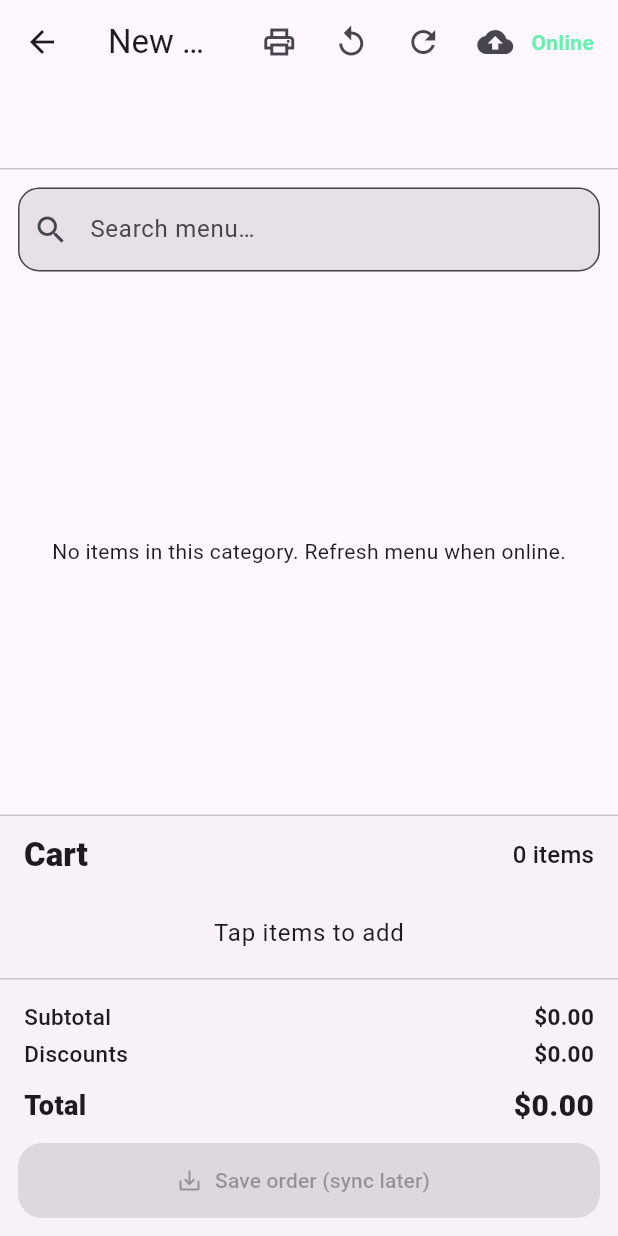
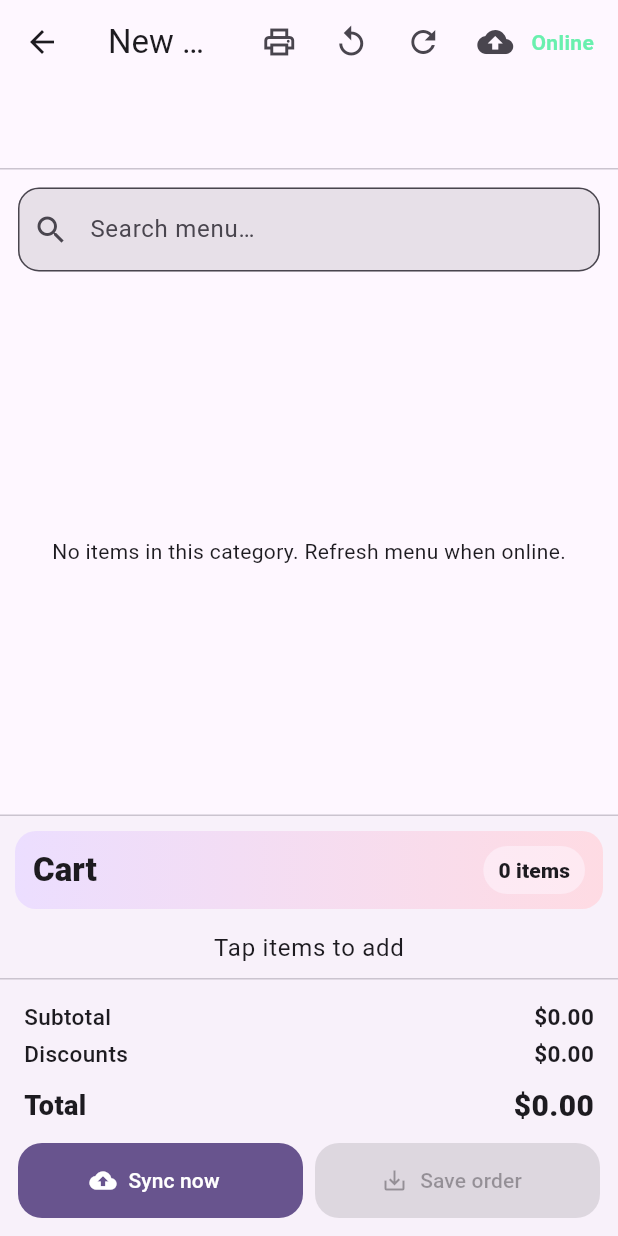
Before and after one commit to shady842/PosTrend, a Flutter app: the OrdersScreen screen opened directly, on a phone screen of 412 x 824 dp. Run offline on Flutter 3.47's test engine with Material 3 defaults, Android fonts, the phone set to English and light mode, and no system bars; our stand-ins replace connectivity_plus, shared_preferences, socket_io_client, sqflite; missing offline and left inert: esc_pos_utils_plus; accounts and stored records are empty.

Commit message:
feat(pos): polish tables and order cart visual hierarchy
Made-with: Cursor

```diff
--- a/apps/pos_flutter/lib/presentation/screens/orders_screen.dart
+++ b/apps/pos_flutter/lib/presentation/screens/orders_screen.dart
@@ -615,20 +615,39 @@ class _OrdersScreenState extends State<OrdersScreen> {
       child: Column(
         crossAxisAlignment: CrossAxisAlignment.stretch,
         children: [
-          Padding(
-            padding: const EdgeInsets.fromLTRB(16, 12, 16, 8),
+          Container(
+            margin: const EdgeInsets.fromLTRB(10, 10, 10, 6),
+            padding: const EdgeInsets.fromLTRB(12, 10, 12, 10),
+            decoration: BoxDecoration(
+              borderRadius: BorderRadius.circular(14),
+              gradient: LinearGradient(
+                colors: [
+                  scheme.primaryContainer.withValues(alpha: 0.95),
+                  scheme.tertiaryContainer.withValues(alpha: 0.9),
+                ],
+              ),
+            ),
             child: Row(
               children: [
                 Text(
                   'Cart',
                   style: Theme.of(context).textTheme.titleLarge?.copyWith(
+                        fontWeight: FontWeight.w900,
+                      ),
+                ),
+                const Spacer(),
+                Container(
+                  padding: const EdgeInsets.symmetric(horizontal: 10, vertical: 6),
+                  decoration: BoxDecoration(
+                    color: scheme.surface.withValues(alpha: 0.5),
+                    borderRadius: BorderRadius.circular(30),
+                  ),
+                  child: Text(
+                    '${_lines.length} ${_lines.length == 1 ? 'item' : 'items'}',
+                    style: Theme.of(context).textTheme.titleSmall?.copyWith(
                           fontWeight: FontWeight.w800,
                         ),
                   ),
-                const Spacer(),
-                Text(
-                  '${_lines.length} ${_lines.length == 1 ? 'item' : 'items'}',
-                  style: Theme.of(context).textTheme.titleMedium,
                 ),
               ],
             ),
@@ -684,6 +703,9 @@ class _OrdersScreenState extends State<OrdersScreen> {
           ),
           Padding(
             padding: const EdgeInsets.fromLTRB(12, 0, 12, 12),
+            child: Row(
+              children: [
+                Expanded(
                   child: FilledButton.icon(
                     style: FilledButton.styleFrom(
                       minimumSize: const Size.fromHeight(54),
@@ -691,9 +713,27 @@ class _OrdersScreenState extends State<OrdersScreen> {
                         borderRadius: BorderRadius.circular(16),
                       ),
                     ),
+                    onPressed: _syncBusy ? null : _syncNow,
+                    icon: const Icon(Icons.cloud_upload),
+                    label: const Text('Sync now'),
+                  ),
+                ),
+                const SizedBox(width: 8),
+                Expanded(
+                  child: FilledButton.icon(
+                    style: FilledButton.styleFrom(
+                      minimumSize: const Size.fromHeight(54),
+                      backgroundColor: scheme.tertiary,
+                      shape: RoundedRectangleBorder(
+                        borderRadius: BorderRadius.circular(16),
+                      ),
+                    ),
                     onPressed: _lines.isEmpty ? null : _queueForSync,
                     icon: const Icon(Icons.save_alt),
-              label: const Text('Save order (sync later)'),
+                    label: const Text('Save order'),
+                  ),
+                ),
+              ],
             ),
           ),
         ],
--- a/apps/pos_flutter/lib/presentation/screens/tables_screen.dart
+++ b/apps/pos_flutter/lib/presentation/screens/tables_screen.dart
@@ -798,6 +798,7 @@ class _TablesScreenState extends State<TablesScreen> {
         final t = tables[i];
         final v = visualStatusFor(t);
         final bg = _statusColor(v, context);
+        final fill = bg.withValues(alpha: 0.14);
         return Material(
           color: Theme.of(context).colorScheme.surfaceContainerHigh,
           borderRadius: BorderRadius.circular(18),
@@ -808,6 +809,11 @@ class _TablesScreenState extends State<TablesScreen> {
             child: Container(
               decoration: BoxDecoration(
                 borderRadius: BorderRadius.circular(18),
+                gradient: LinearGradient(
+                  colors: [fill, Theme.of(context).colorScheme.surfaceContainerHigh],
+                  begin: Alignment.topLeft,
+                  end: Alignment.bottomRight,
+                ),
                 border: Border.all(color: bg, width: 4),
               ),
               padding: const EdgeInsets.all(12),
@@ -874,7 +880,7 @@ class _TablesScreenState extends State<TablesScreen> {
                       );
                     },
               icon: const Icon(Icons.drive_file_move),
-              label: const Text('Transfer'),
+              label: const Text('Transfer order'),
             ),
           ),
           const SizedBox(width: 10),
@@ -899,7 +905,7 @@ class _TablesScreenState extends State<TablesScreen> {
                       );
                     },
               icon: const Icon(Icons.merge_type),
-              label: const Text('Merge'),
+              label: const Text('Merge checks'),
             ),
           ),
         ],
```
Lines whose indentation alone changed are shown as unchanged.
